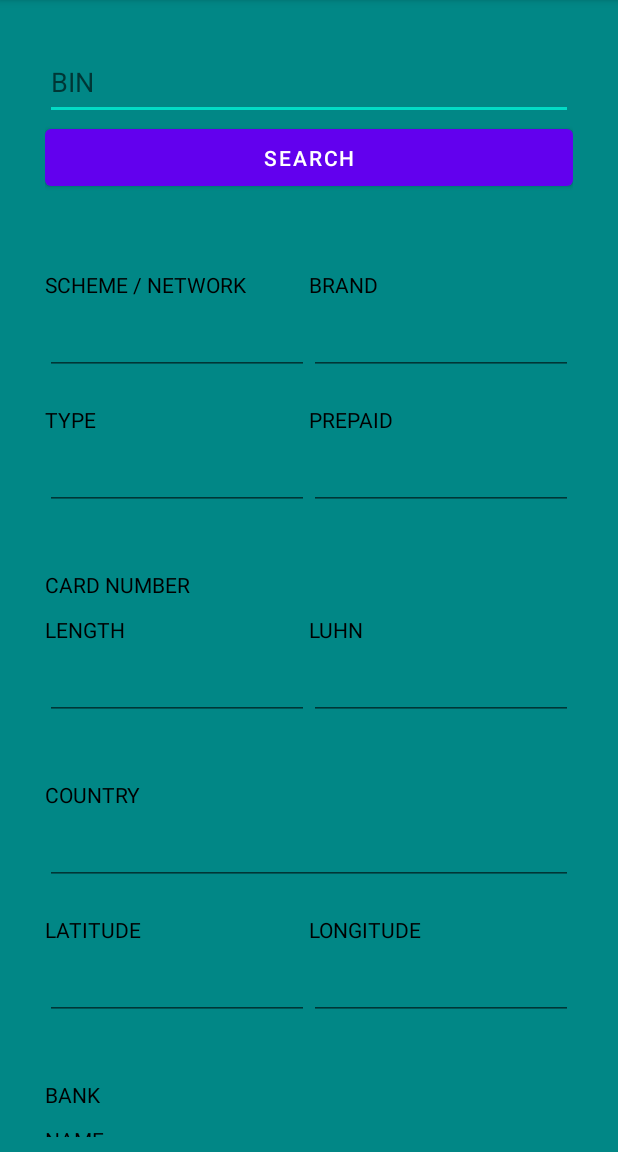
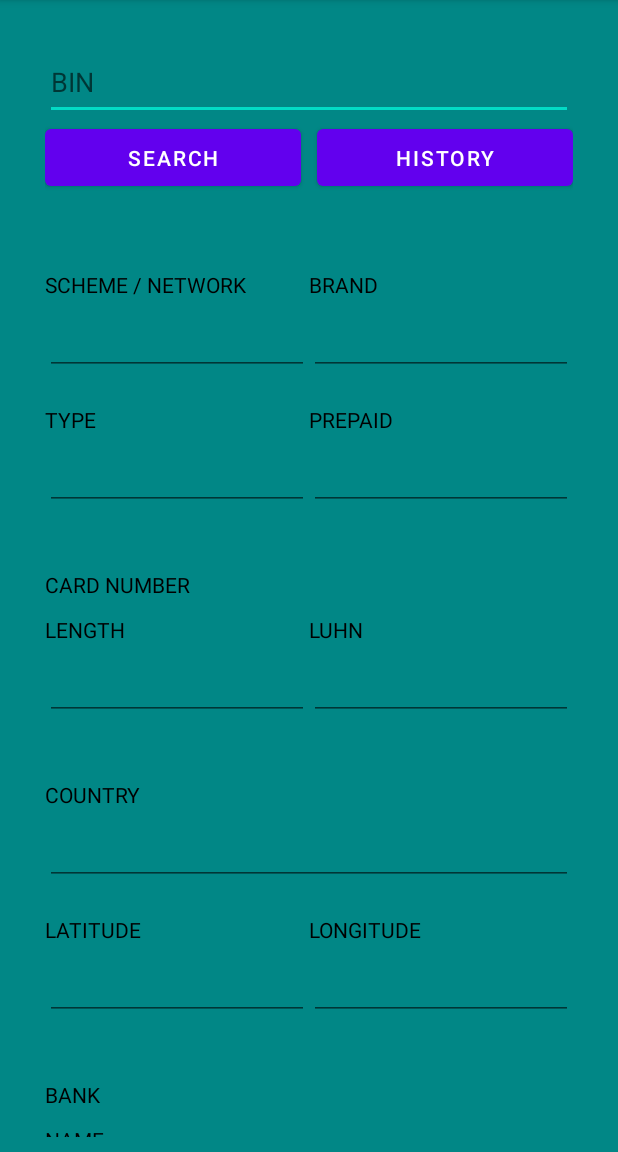
Before and after one commit to graphorismo/CardWatcher, an Android app: the screen it shows after launch (MainActivity), on a phone screen of 412 x 824 dp, the part 84-1236 px from its top. Run offline under Robolectric (Android 15) with nearby library versions, the phone set to English and light mode, and no system bars; our stand-ins replace Dagger/Hilt's generated code, Room's generated code.

Commit message:
Add history button to the main layout

```diff
--- a/app/src/main/res/layout/activity_main.xml
+++ b/app/src/main/res/layout/activity_main.xml
@@ -34,7 +34,17 @@
                 android:layout_width="match_parent"
                 android:layout_height="50dp"
                 android:layout_marginBottom="50dp"
+                android:layout_marginRight="5dp"
                 android:text="SEARCH"
+                android:layout_weight="1"/>
+
+            <Button
+                android:id="@+id/mainActivity_button_history"
+                android:layout_width="match_parent"
+                android:layout_height="50dp"
+                android:layout_marginBottom="50dp"
+                android:layout_marginLeft="5dp"
+                android:text="HISTORY"
                 android:layout_weight="1"/>
         </TableRow>
 
```
